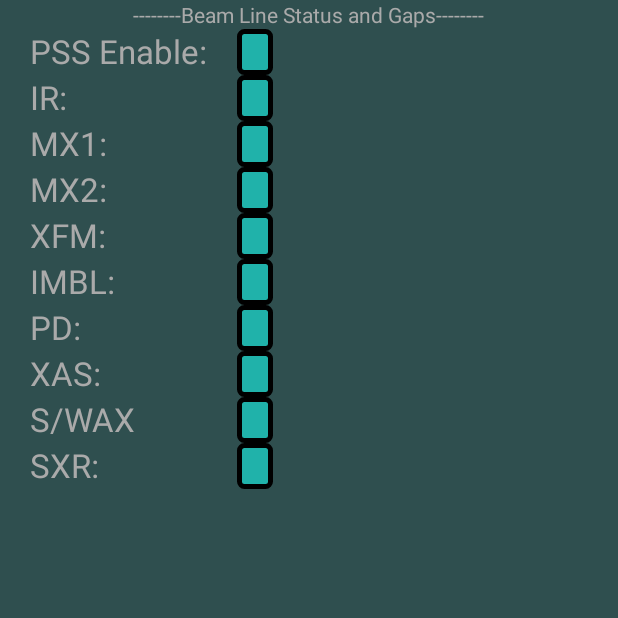
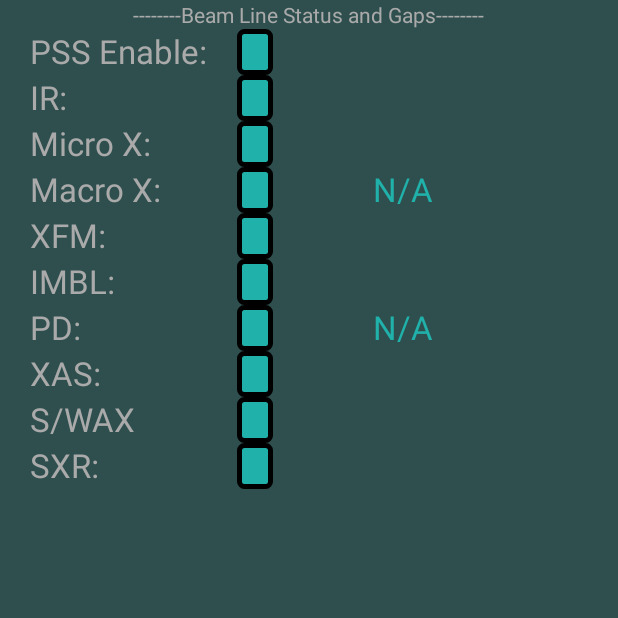
Before and after one commit to lafky/SLSA-Overview-for-Android, an Android app: the fragment Fragment4 shown on its own in the app's theme, on a phone screen of 412 x 824 dp, the top half of it. Run offline under Robolectric (Android 15) with nearby library versions, the phone set to English and light mode, and no system bars.

Commit message:
Added a whole lot of storage ring stuff

```diff
--- a/app/src/main/res/layout/fragment_fragment4.xml
+++ b/app/src/main/res/layout/fragment_fragment4.xml
@@ -44,6 +44,18 @@
                 android:paddingBottom="15dp"
                 android:background="@drawable/button_bg_neutral"/>
 
+            <TextView
+                android:layout_width="wrap_content"
+                android:layout_height="wrap_content"
+                android:textAppearance="?android:attr/textAppearanceLarge"
+                android:id="@+id/textView40"
+                android:layout_column="43"
+                android:textColor="@color/neutral_PV"
+                android:paddingLeft="20dp"
+                android:paddingRight="20dp"
+                android:text="                         "
+                android:textAlignment="center" />
+
         </TableRow>
 
         <TableRow
@@ -74,10 +86,11 @@
                 android:layout_height="wrap_content"
                 android:textAppearance="?android:attr/textAppearanceLarge"
                 android:id="@+id/irGap"
-                android:layout_column="7"
+                android:layout_column="43"
                 android:textColor="@color/neutral_PV"
                 android:paddingLeft="20dp"
-                android:paddingRight="20dp" />
+                android:paddingRight="20dp"
+                android:textAlignment="center" />
 
         </TableRow>
 
@@ -89,7 +102,7 @@
                 android:layout_width="wrap_content"
                 android:layout_height="wrap_content"
                 android:textAppearance="?android:attr/textAppearanceLarge"
-                android:text="MX1:"
+                android:text="Micro X:"
                 android:id="@+id/textView31"
                 android:layout_column="0"
                 android:paddingLeft="20dp"
@@ -110,10 +123,11 @@
                 android:layout_height="wrap_content"
                 android:textAppearance="?android:attr/textAppearanceLarge"
                 android:id="@+id/mx1Gap"
-                android:layout_column="7"
+                android:layout_column="43"
                 android:textColor="@color/neutral_PV"
                 android:paddingLeft="20dp"
-                android:paddingRight="20dp" />
+                android:paddingRight="20dp"
+                android:textAlignment="center" />
         </TableRow>
 
         <TableRow
@@ -122,7 +136,7 @@
 
             <TextView
                 android:textAppearance="?android:attr/textAppearanceLarge"
-                android:text="MX2:"
+                android:text="Macro X:"
                 android:id="@+id/textView32"
                 android:layout_column="0"
                 android:paddingLeft="20dp"
@@ -143,10 +157,12 @@
                 android:layout_height="wrap_content"
                 android:textAppearance="?android:attr/textAppearanceLarge"
                 android:id="@+id/textView42"
-                android:layout_column="7"
+                android:layout_column="43"
                 android:textColor="@color/neutral_PV"
                 android:paddingLeft="20dp"
-                android:paddingRight="20dp" />
+                android:paddingRight="20dp"
+                android:text="N/A"
+                android:textAlignment="center" />
         </TableRow>
 
         <TableRow
@@ -176,10 +192,11 @@
                 android:layout_height="wrap_content"
                 android:textAppearance="?android:attr/textAppearanceLarge"
                 android:id="@+id/xfmGap"
-                android:layout_column="7"
+                android:layout_column="43"
                 android:textColor="@color/neutral_PV"
                 android:paddingLeft="20dp"
-                android:paddingRight="20dp" />
+                android:paddingRight="20dp"
+                android:textAlignment="center" />
         </TableRow>
 
         <TableRow
@@ -209,10 +226,11 @@
                 android:layout_height="wrap_content"
                 android:textAppearance="?android:attr/textAppearanceLarge"
                 android:id="@+id/imblField"
-                android:layout_column="7"
+                android:layout_column="43"
                 android:textColor="@color/neutral_PV"
                 android:paddingLeft="20dp"
-                android:paddingRight="20dp" />
+                android:paddingRight="20dp"
+                android:textAlignment="center" />
         </TableRow>
 
         <TableRow
@@ -242,10 +260,12 @@
                 android:layout_height="wrap_content"
                 android:textAppearance="?android:attr/textAppearanceLarge"
                 android:id="@+id/textView45"
-                android:layout_column="7"
+                android:layout_column="43"
                 android:textColor="@color/neutral_PV"
                 android:paddingLeft="20dp"
-                android:paddingRight="20dp" />
+                android:paddingRight="20dp"
+                android:text="N/A"
+                android:textAlignment="center" />
         </TableRow>
 
         <TableRow
@@ -275,10 +295,11 @@
                 android:layout_height="wrap_content"
                 android:textAppearance="?android:attr/textAppearanceLarge"
                 android:id="@+id/xasGap"
-                android:layout_column="7"
+                android:layout_column="43"
                 android:textColor="@color/neutral_PV"
                 android:paddingLeft="20dp"
-                android:paddingRight="20dp" />
+                android:paddingRight="20dp"
+                android:textAlignment="center" />
         </TableRow>
 
         <TableRow
@@ -308,10 +329,11 @@
                 android:layout_height="wrap_content"
                 android:textAppearance="?android:attr/textAppearanceLarge"
                 android:id="@+id/swaxGap"
-                android:layout_column="7"
+                android:layout_column="43"
                 android:textColor="@color/neutral_PV"
                 android:paddingLeft="20dp"
-                android:paddingRight="20dp" />
+                android:paddingRight="20dp"
+                android:textAlignment="center" />
         </TableRow>
 
         <TableRow
@@ -341,10 +363,12 @@
                 android:layout_height="wrap_content"
                 android:textAppearance="?android:attr/textAppearanceLarge"
                 android:id="@+id/sxrGap"
-                android:layout_column="7"
+                android:layout_column="34"
                 android:textColor="@color/neutral_PV"
                 android:paddingLeft="20dp"
-                android:paddingRight="20dp" />
+                android:paddingRight="20dp"
+                android:layout_span="10"
+                android:textAlignment="center" />
         </TableRow>
 
         <TableRow
```
